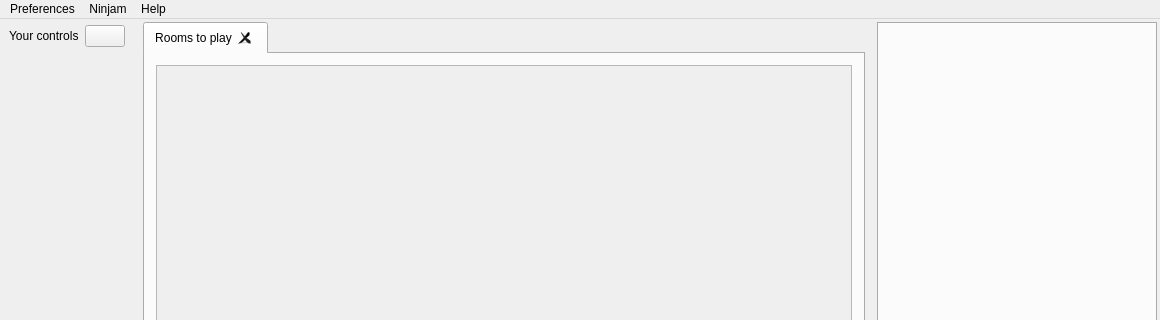
First picture: the form in src/gui/MainWindow.ui, repository elieserdejesus/JamTaba, before the edit; both pictures show x 0 to 1160 and y 0 to 320 of the 1160 by 750 pixel window.
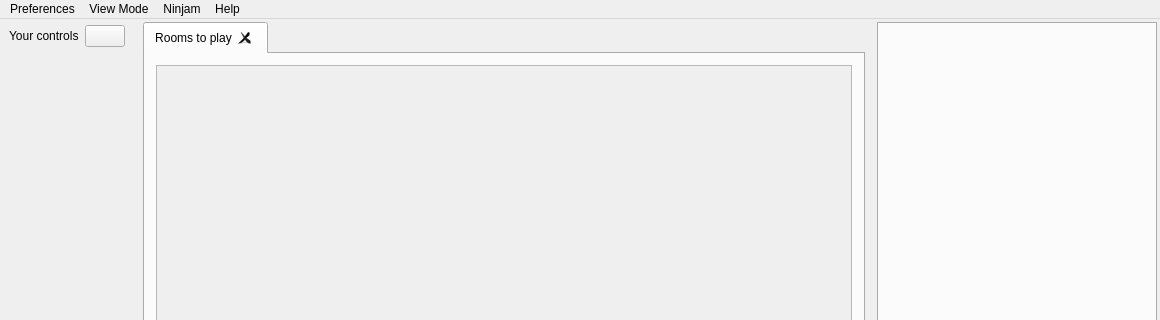
Second picture: the form after the edit. Icons and pictures are not drawn.

Commit message: working in mini mode GUI

```diff
--- a/src/gui/MainWindow.ui
+++ b/src/gui/MainWindow.ui
@@ -10,12 +10,6 @@
     <height>750</height>
    </rect>
   </property>
-  <property name="minimumSize">
-   <size>
-    <width>1160</width>
-    <height>750</height>
-   </size>
-  </property>
   <property name="windowTitle">
    <string notr="true">Jamtaba</string>
   </property>
@@ -357,7 +351,15 @@
     <addaction name="actionUsersManual"/>
     <addaction name="actionReportBugs"/>
    </widget>
+   <widget class="QMenu" name="menuViewMode">
+    <property name="title">
+     <string>View Mode</string>
+    </property>
+    <addaction name="actionFullView"/>
+    <addaction name="actionMiniView"/>
+   </widget>
    <addaction name="menuPreferences"/>
+   <addaction name="menuViewMode"/>
    <addaction name="menuNinjam"/>
    <addaction name="menuHelp"/>
   </widget>
```
Left out of the diff: 23 changed lines with no effect on the pictures. The commit also changes 7 other files.
